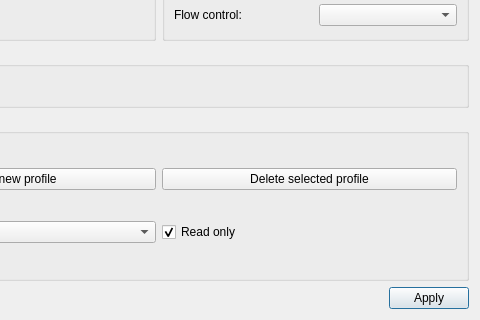
Before: the Qt Designer form settingsdialog.ui in nghtsnw/etrodiag, drawn with Qt 5; both pictures show x 163 to 643 and y 153 to 473 of the 643 by 473 pixel window.
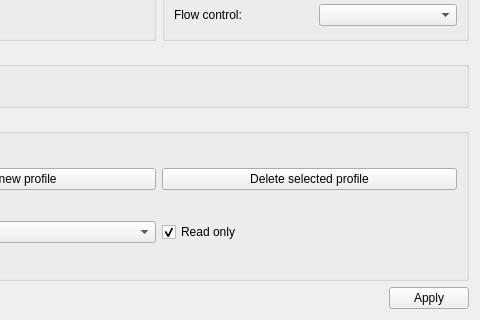
After: the same form once the commit is applied.

Commit message:
Search link to m_settings problemes
Memory address to object m_setting change with change active tab in MainWindow. In this time not understand what the hooynia.

```diff
--- a/settingsdialog.ui
+++ b/settingsdialog.ui
@@ -1,7 +1,7 @@
 <?xml version="1.0" encoding="UTF-8"?>
 <ui version="4.0">
  <class>SettingsDialog</class>
- <widget class="QDialog" name="SettingsDialog">
+ <widget class="QWidget" name="SettingsDialog">
   <property name="geometry">
    <rect>
     <x>0</x>
```
The commit also changes 9 other files.
